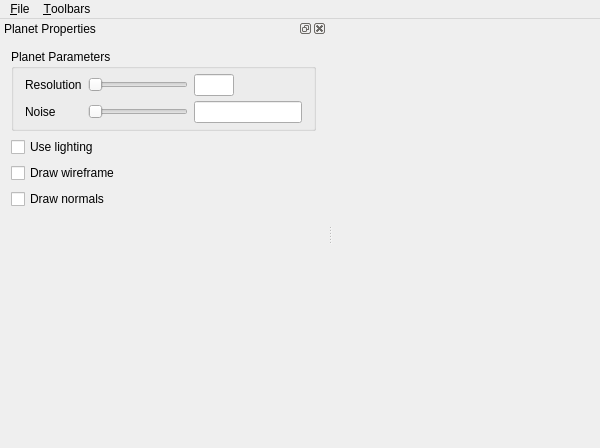
This is ui/mainwindow.ui in ianlayzer/planet-generator as Qt 5 draws it before an edit. The edited form follows.
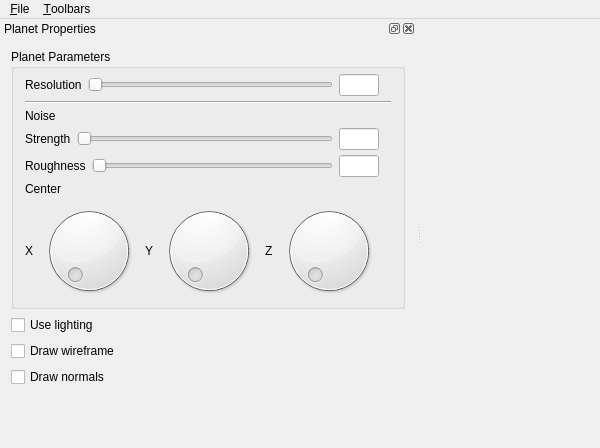
This is the edited form.

Commit message: add noise parameters ui

```diff
--- a/ui/mainwindow.ui
+++ b/ui/mainwindow.ui
@@ -62,58 +62,168 @@
         <property name="verticalSpacing">
          <number>5</number>
         </property>
-        <item row="0" column="0">
-         <widget class="QLabel" name="resolutionLabel">
-          <property name="text">
-           <string>Resolution</string>
-          </property>
-         </widget>
+        <item row="4" column="0">
+         <layout class="QHBoxLayout" name="horizontalLayout">
+          <item>
+           <widget class="QLabel" name="strengthLabel">
+            <property name="text">
+             <string>Strength</string>
+            </property>
+           </widget>
+          </item>
+          <item>
+           <widget class="QSlider" name="strengthSlider">
+            <property name="orientation">
+             <enum>Qt::Horizontal</enum>
+            </property>
+           </widget>
+          </item>
+          <item>
+           <widget class="QLineEdit" name="strengthTextbox">
+            <property name="minimumSize">
+             <size>
+              <width>40</width>
+              <height>0</height>
+             </size>
+            </property>
+            <property name="maximumSize">
+             <size>
+              <width>40</width>
+              <height>16777215</height>
+             </size>
+            </property>
+            <property name="text">
+             <string/>
+            </property>
+           </widget>
+          </item>
+         </layout>
         </item>
-        <item row="1" column="1">
-         <widget class="QSlider" name="noiseSlider">
-          <property name="orientation">
-           <enum>Qt::Horizontal</enum>
-          </property>
-         </widget>
+        <item row="8" column="0">
+         <layout class="QHBoxLayout" name="horizontalLayout_4">
+          <item>
+           <widget class="QLabel" name="xLabel">
+            <property name="text">
+             <string>X</string>
+            </property>
+           </widget>
+          </item>
+          <item>
+           <widget class="QDial" name="noiseCenterXDial"/>
+          </item>
+          <item>
+           <widget class="QLabel" name="yLabel">
+            <property name="text">
+             <string>Y</string>
+            </property>
+           </widget>
+          </item>
+          <item>
+           <widget class="QDial" name="noiseCenterYDial"/>
+          </item>
+          <item>
+           <widget class="QLabel" name="zLabel">
+            <property name="text">
+             <string>Z</string>
+            </property>
+           </widget>
+          </item>
+          <item>
+           <widget class="QDial" name="noiseCenterZDial"/>
+          </item>
+         </layout>
         </item>
-        <item row="0" column="2">
-         <widget class="QLineEdit" name="resolutionTextbox">
-          <property name="minimumSize">
-           <size>
-            <width>40</width>
-            <height>0</height>
-           </size>
-          </property>
-          <property name="maximumSize">
-           <size>
-            <width>40</width>
-            <height>16777215</height>
-           </size>
-          </property>
-         </widget>
-        </item>
-        <item row="0" column="1">
-         <widget class="QSlider" name="resolutionSlider">
-          <property name="minimumSize">
-           <size>
-            <width>100</width>
-            <height>0</height>
-           </size>
-          </property>
-          <property name="orientation">
-           <enum>Qt::Horizontal</enum>
-          </property>
-         </widget>
-        </item>
-        <item row="1" column="0">
+        <item row="3" column="0">
          <widget class="QLabel" name="noiseLabel">
           <property name="text">
            <string>Noise</string>
           </property>
          </widget>
         </item>
-        <item row="1" column="2">
-         <widget class="QLineEdit" name="noiseTextbox"/>
+        <item row="6" column="0">
+         <layout class="QHBoxLayout" name="horizontalLayout_3">
+          <item>
+           <widget class="QLabel" name="roughnessLabel">
+            <property name="text">
+             <string>Roughness</string>
+            </property>
+           </widget>
+          </item>
+          <item>
+           <widget class="QSlider" name="roughnessSlider">
+            <property name="orientation">
+             <enum>Qt::Horizontal</enum>
+            </property>
+           </widget>
+          </item>
+          <item>
+           <widget class="QLineEdit" name="roughnessTextbox">
+            <property name="maximumSize">
+             <size>
+              <width>40</width>
+              <height>16777215</height>
+             </size>
+            </property>
+           </widget>
+          </item>
+         </layout>
+        </item>
+        <item row="2" column="0" colspan="3">
+         <widget class="Line" name="line">
+          <property name="orientation">
+           <enum>Qt::Horizontal</enum>
+          </property>
+         </widget>
+        </item>
+        <item row="1" column="0">
+         <layout class="QHBoxLayout" name="horizontalLayout_2">
+          <item>
+           <widget class="QLabel" name="resolutionLabel">
+            <property name="text">
+             <string>Resolution</string>
+            </property>
+           </widget>
+          </item>
+          <item>
+           <widget class="QSlider" name="resolutionSlider">
+            <property name="minimumSize">
+             <size>
+              <width>100</width>
+              <height>0</height>
+             </size>
+            </property>
+            <property name="orientation">
+             <enum>Qt::Horizontal</enum>
+            </property>
+           </widget>
+          </item>
+          <item>
+           <widget class="QLineEdit" name="resolutionTextbox">
+            <property name="minimumSize">
+             <size>
+              <width>40</width>
+              <height>0</height>
+             </size>
+            </property>
+            <property name="maximumSize">
+             <size>
+              <width>40</width>
+              <height>16777215</height>
+             </size>
+            </property>
+           </widget>
+          </item>
+         </layout>
+        </item>
+        <item row="9" column="0">
+         <layout class="QHBoxLayout" name="horizontalLayout_5"/>
+        </item>
+        <item row="7" column="0">
+         <widget class="QLabel" name="centerLabel">
+          <property name="text">
+           <string>Center</string>
+          </property>
+         </widget>
         </item>
        </layout>
       </widget>
```
Left out of the diff: 2 changed lines with no effect on the pictures. The commit also changes 68 other files.
